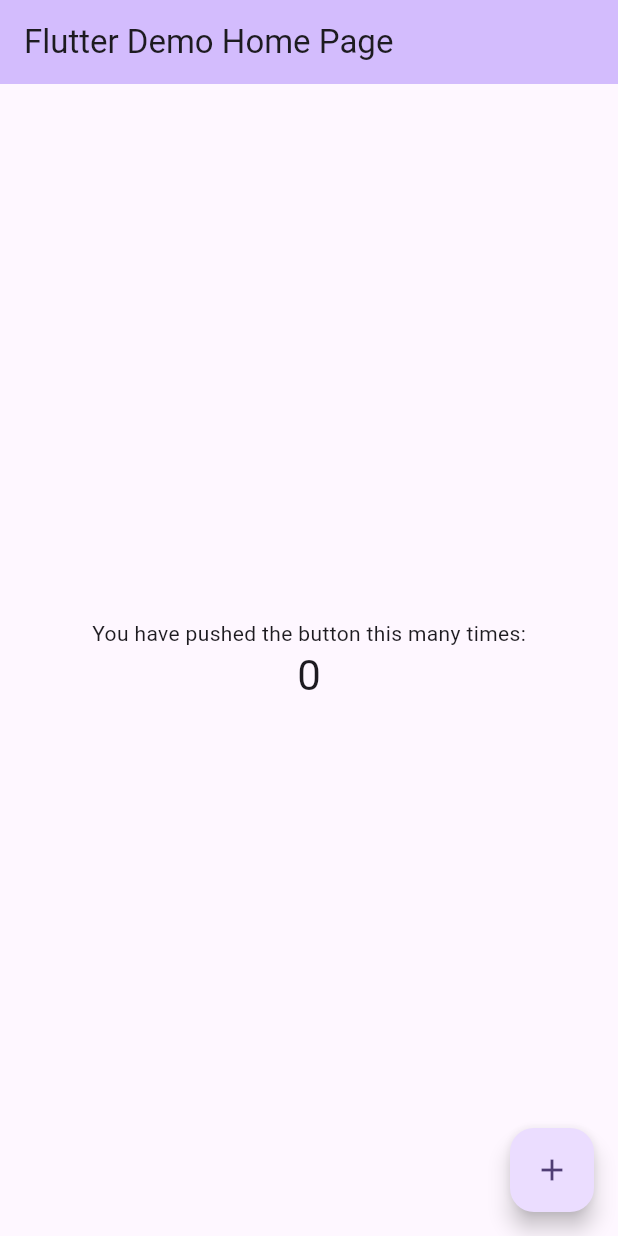
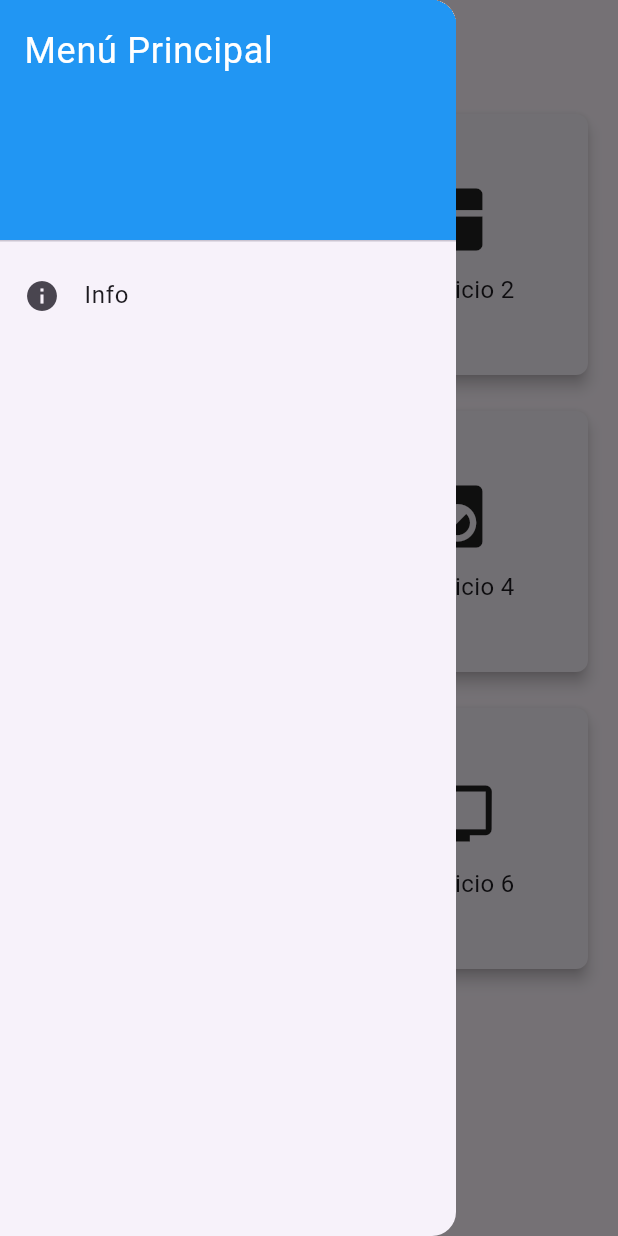
Before and after one commit to leodlc/g1-apps-moviles, a Flutter app: the screen it shows after launch, with the side drawer open (before the commit the screen has no drawer), on a phone screen of 412 x 824 dp. Run offline on Flutter 3.47's test engine with Material 3 defaults, Android fonts, the phone set to English and light mode, and no system bars.

Commit message:
Menú implementado

```diff
--- a/deber1g1/lib/main.dart
+++ b/deber1g1/lib/main.dart
@@ -1,125 +1,119 @@
 import 'package:flutter/material.dart';
+import 'screens/algoritmo1.dart';
+import 'screens/algoritmo2.dart';
+import 'screens/algoritmo3.dart';
+import 'screens/algoritmo4.dart';
+import 'screens/algoritmo5.dart';
+import 'screens/algoritmo6.dart';
+import 'screens/info.dart';
 
 void main() {
-  runApp(const MyApp());
+  runApp(MyApp());
 }
 
 class MyApp extends StatelessWidget {
-  const MyApp({super.key});
-
-  // This widget is the root of your application.
   @override
   Widget build(BuildContext context) {
     return MaterialApp(
-      title: 'Flutter Demo',
+      title: 'Home Menu',
       theme: ThemeData(
-        // This is the theme of your application.
-        //
-        // TRY THIS: Try running your application with "flutter run". You'll see
-        // the application has a purple toolbar. Then, without quitting the app,
-        // try changing the seedColor in the colorScheme below to Colors.green
-        // and then invoke "hot reload" (save your changes or press the "hot
-        // reload" button in a Flutter-supported IDE, or press "r" if you used
-        // the command line to start the app).
-        //
-        // Notice that the counter didn't reset back to zero; the application
-        // state is not lost during the reload. To reset the state, use hot
-        // restart instead.
-        //
-        // This works for code too, not just values: Most code changes can be
-        // tested with just a hot reload.
-        colorScheme: ColorScheme.fromSeed(seedColor: Colors.deepPurple),
-        useMaterial3: true,
+        primarySwatch: Colors.blue,
       ),
-      home: const MyHomePage(title: 'Flutter Demo Home Page'),
+      home: HomeScreen(),
     );
   }
 }
 
-class MyHomePage extends StatefulWidget {
-  const MyHomePage({super.key, required this.title});
-
-  // This widget is the home page of your application. It is stateful, meaning
-  // that it has a State object (defined below) that contains fields that affect
-  // how it looks.
-
-  // This class is the configuration for the state. It holds the values (in this
-  // case the title) provided by the parent (in this case the App widget) and
-  // used by the build method of the State. Fields in a Widget subclass are
-  // always marked "final".
-
-  final String title;
-
-  @override
-  State<MyHomePage> createState() => _MyHomePageState();
-}
-
-class _MyHomePageState extends State<MyHomePage> {
-  int _counter = 0;
-
-  void _incrementCounter() {
-    setState(() {
-      // This call to setState tells the Flutter framework that something has
-      // changed in this State, which causes it to rerun the build method below
-      // so that the display can reflect the updated values. If we changed
-      // _counter without calling setState(), then the build method would not be
-      // called again, and so nothing would appear to happen.
-      _counter++;
-    });
-  }
+class HomeScreen extends StatelessWidget {
+  final List<Exercise> exers = [
+    Exercise(name: 'Ejercicio 1', icon: Icons.bed, route: OneScreen()),
+    Exercise(name: 'Ejercicio 2', icon: Icons.kitchen, route: SecondScreen()),
+    Exercise(name: 'Ejercicio 3', icon: Icons.chair, route: ThirdScreen()),
+    Exercise(
+        name: 'Ejercicio 4',
+        icon: Icons.local_laundry_service,
+        route: FourthScreen()),
+    Exercise(name: 'Ejercicio 5', icon: Icons.bathtub, route: FifthScreen()),
+    Exercise(name: 'Ejercicio 6', icon: Icons.tv, route: SixthScreen()),
+  ];
 
   @override
   Widget build(BuildContext context) {
-    // This method is rerun every time setState is called, for instance as done
-    // by the _incrementCounter method above.
-    //
-    // The Flutter framework has been optimized to make rerunning build methods
-    // fast, so that you can just rebuild anything that needs updating rather
-    // than having to individually change instances of widgets.
     return Scaffold(
       appBar: AppBar(
-        // TRY THIS: Try changing the color here to a specific color (to
-        // Colors.amber, perhaps?) and trigger a hot reload to see the AppBar
-        // change color while the other colors stay the same.
-        backgroundColor: Theme.of(context).colorScheme.inversePrimary,
-        // Here we take the value from the MyHomePage object that was created by
-        // the App.build method, and use it to set our appbar title.
-        title: Text(widget.title),
+        title: Text('Ejercicios tarea 1'),
       ),
-      body: Center(
-        // Center is a layout widget. It takes a single child and positions it
-        // in the middle of the parent.
-        child: Column(
-          // Column is also a layout widget. It takes a list of children and
-          // arranges them vertically. By default, it sizes itself to fit its
-          // children horizontally, and tries to be as tall as its parent.
-          //
-          // Column has various properties to control how it sizes itself and
-          // how it positions its children. Here we use mainAxisAlignment to
-          // center the children vertically; the main axis here is the vertical
-          // axis because Columns are vertical (the cross axis would be
-          // horizontal).
-          //
-          // TRY THIS: Invoke "debug painting" (choose the "Toggle Debug Paint"
-          // action in the IDE, or press "p" in the console), to see the
-          // wireframe for each widget.
-          mainAxisAlignment: MainAxisAlignment.center,
+      drawer: Drawer(
+        child: ListView(
+          padding: EdgeInsets.zero,
           children: <Widget>[
-            const Text(
-              'You have pushed the button this many times:',
+            DrawerHeader(
+              decoration: BoxDecoration(
+                color: Colors.blue,
+              ),
+              child: Text(
+                'Menú Principal',
+                style: TextStyle(
+                  color: Colors.white,
+                  fontSize: 24,
+                ),
+              ),
             ),
-            Text(
-              '$_counter',
-              style: Theme.of(context).textTheme.headlineMedium,
+            ListTile(
+              leading: Icon(Icons.info),
+              title: Text('Info'),
+              onTap: () {
+                Navigator.push(
+                  context,
+                  MaterialPageRoute(builder: (context) => InfoScreen()),
+                );
+              },
             ),
           ],
         ),
       ),
-      floatingActionButton: FloatingActionButton(
-        onPressed: _incrementCounter,
-        tooltip: 'Increment',
-        child: const Icon(Icons.add),
-      ), // This trailing comma makes auto-formatting nicer for build methods.
+      body: GridView.builder(
+        padding: EdgeInsets.all(16.0),
+        gridDelegate: SliverGridDelegateWithFixedCrossAxisCount(
+          crossAxisCount: 2, // Número de columnas en el grid
+          crossAxisSpacing: 16.0,
+          mainAxisSpacing: 16.0,
+        ),
+        itemCount: exers.length,
+        itemBuilder: (context, index) {
+          final exer = exers[index];
+          return GestureDetector(
+            onTap: () {
+              Navigator.push(
+                context,
+                MaterialPageRoute(builder: (context) => exer.route),
+              );
+            },
+            child: Card(
+              elevation: 4,
+              shape: RoundedRectangleBorder(
+                borderRadius: BorderRadius.circular(8),
+              ),
+              child: Column(
+                mainAxisAlignment: MainAxisAlignment.center,
+                children: [
+                  Icon(exer.icon, size: 50),
+                  SizedBox(height: 10),
+                  Text(exer.name, style: TextStyle(fontSize: 16)),
+                ],
+              ),
+            ),
+          );
+        },
+      ),
     );
   }
 }
+
+class Exercise {
+  final String name;
+  final IconData icon;
+  final Widget route;
+
+  Exercise({required this.name, required this.icon, required this.route});
+}
```
Also changed, not shown: deber1g1/lib/screens/algoritmo1.dart (added, +11 -0 lines), deber1g1/lib/screens/algoritmo2.dart (added, +11 -0 lines), deber1g1/lib/screens/algoritmo3.dart (added, +11 -0 lines), deber1g1/lib/screens/algoritmo4.dart (added, +11 -0 lines), deber1g1/lib/screens/algoritmo5.dart (added, +11 -0 lines), deber1g1/lib/screens/algoritmo6.dart (added, +11 -0 lines), deber1g1/lib/screens/info.dart (added, +18 -0 lines).
